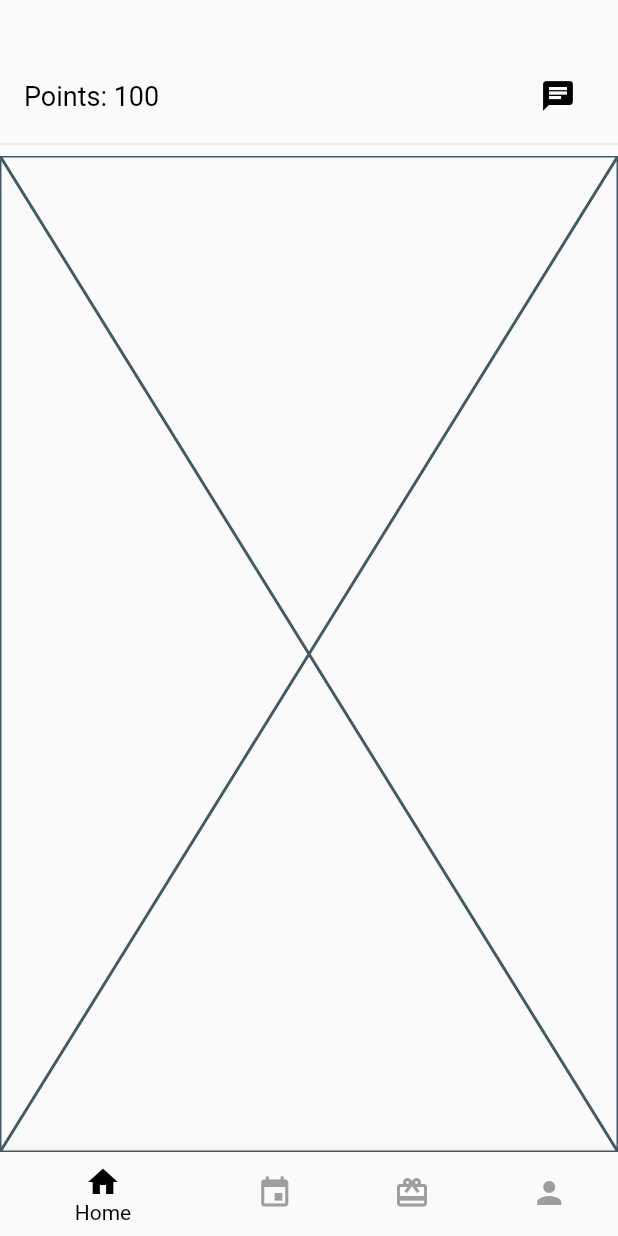
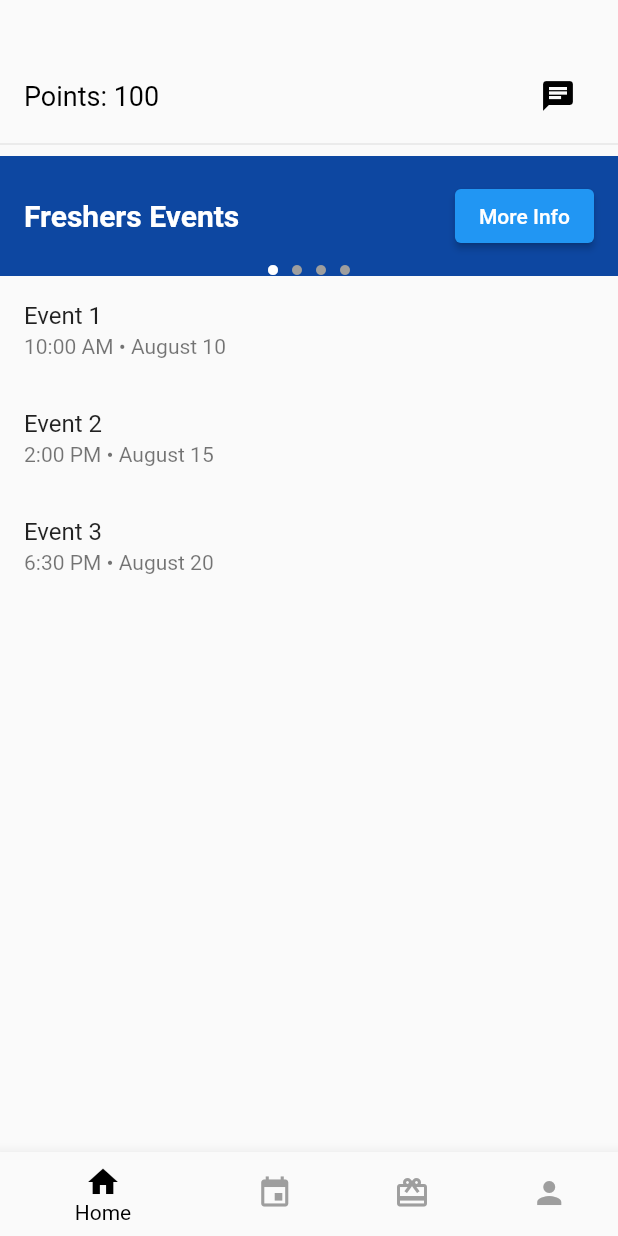
Before and after one commit to moritzstammel/warwicksocietyapp, a Flutter app: the MainScreen screen opened directly, on a phone screen of 412 x 824 dp. Run offline on Flutter 3.47's test engine with Material 2 defaults, Android fonts, the phone set to English and light mode, and no system bars; our stand-ins replace firebase_auth, firebase_core, firebase_dynamic_links; accounts and stored records are empty; network calls fail.

Commit message:
added some basic functionality for the home screen

```diff
--- a/lib/home_screen.dart
+++ b/lib/home_screen.dart
@@ -1,15 +1,111 @@
 import 'package:flutter/cupertino.dart';
-
+import 'package:flutter/material.dart';
 class HomeScreen extends StatefulWidget {
-  const HomeScreen({Key? key}) : super(key: key);
-
   @override
-  State<HomeScreen> createState() => _HomeScreenState();
+  _HomeScreenState createState() => _HomeScreenState();
 }
 
 class _HomeScreenState extends State<HomeScreen> {
+  int _currentIndex = 0;
+  List<String> _highlights = ['Freshers Events', 'WDSS Newsletter', 'Piano News', 'Chem News'];
+  bool _isMoreInfoPopupVisible = false;
+
+  void _changeHighlights() {
+    setState(() {
+      _currentIndex = (_currentIndex + 1) % _highlights.length;
+    });
+  }
+
+  void _showMoreInfo() {
+    print(_highlights[_currentIndex]);
+  }
+
+  @override
+  void initState() {
+    super.initState();
+    // Start the highlights changing loop
+    _startHighlightsLoop();
+  }
+
+  // Function to start changing highlights in a loop
+  void _startHighlightsLoop() {
+    Future.delayed(Duration(seconds: 5), () {
+      _changeHighlights();
+      _startHighlightsLoop();
+    });
+  }
+
   @override
   Widget build(BuildContext context) {
-    return const Placeholder();
+    return Scaffold(
+      body: Column(
+        children: [
+          GestureDetector(
+            onTap: () {
+              _changeHighlights();
+            },
+            child: Container(
+              color: Colors.blue[900],
+              padding: EdgeInsets.only(left: 16, right: 16, top: 16),
+              child: Column(
+                children: [
+                  Row(
+                    mainAxisAlignment: MainAxisAlignment.spaceBetween,
+                    children: [
+                      Text(
+                        _highlights[_currentIndex],
+                        style: TextStyle(fontSize: 20, fontWeight: FontWeight.bold, color: Colors.white),
+                      ),
+                      ElevatedButton(
+                        onPressed: _showMoreInfo,
+                        child: Text('More Info'),
+                      ),
+                    ],
+                  ),
+                  SizedBox(height: 8),
+                  Row(
+                    mainAxisAlignment: MainAxisAlignment.center,
+                    children: [
+                      for (int i = 0; i < _highlights.length; i++)
+                        Padding(
+                          padding: EdgeInsets.symmetric(horizontal: 4),
+                          child: Icon(Icons.circle, size: 8, color: _currentIndex == i ? Colors.white : Colors.grey),
+                        ),
+                    ],
+                  ),
+                ],
+              ),
+            ),
+          ),
+          Expanded(
+            child: ListView(
+              children: [
+                EventListItem('Event 1', '10:00 AM', 'August 10'),
+                EventListItem('Event 2', '2:00 PM', 'August 15'),
+                EventListItem('Event 3', '6:30 PM', 'August 20'),
+                // Add more EventListItems here
+              ],
+            ),
+          ),
+        ],
+      ),
+    );
   }
 }
+
+class EventListItem extends StatelessWidget {
+  final String eventName;
+  final String eventTime;
+  final String eventDate;
+
+  EventListItem(this.eventName, this.eventTime, this.eventDate);
+
+  @override
+  Widget build(BuildContext context) {
+    return ListTile(
+      title: Text(eventName),
+      subtitle: Text('$eventTime • $eventDate'),
+      // Add action for the event list item here
+    );
+  }
+}
--- a/lib/main.dart
+++ b/lib/main.dart
@@ -39,7 +39,7 @@ class MyApp extends StatelessWidget {
             return MainScreen();
           }
           else{
-            return MainScreen();
+            return LoginScreen();
           }
 
         },
```
